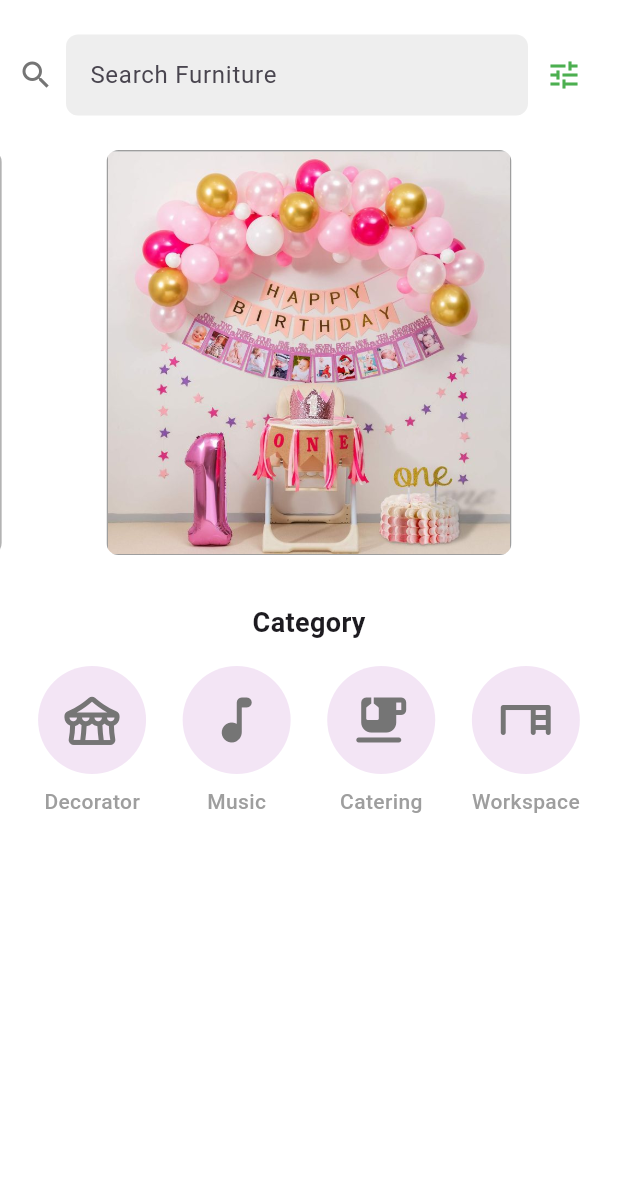
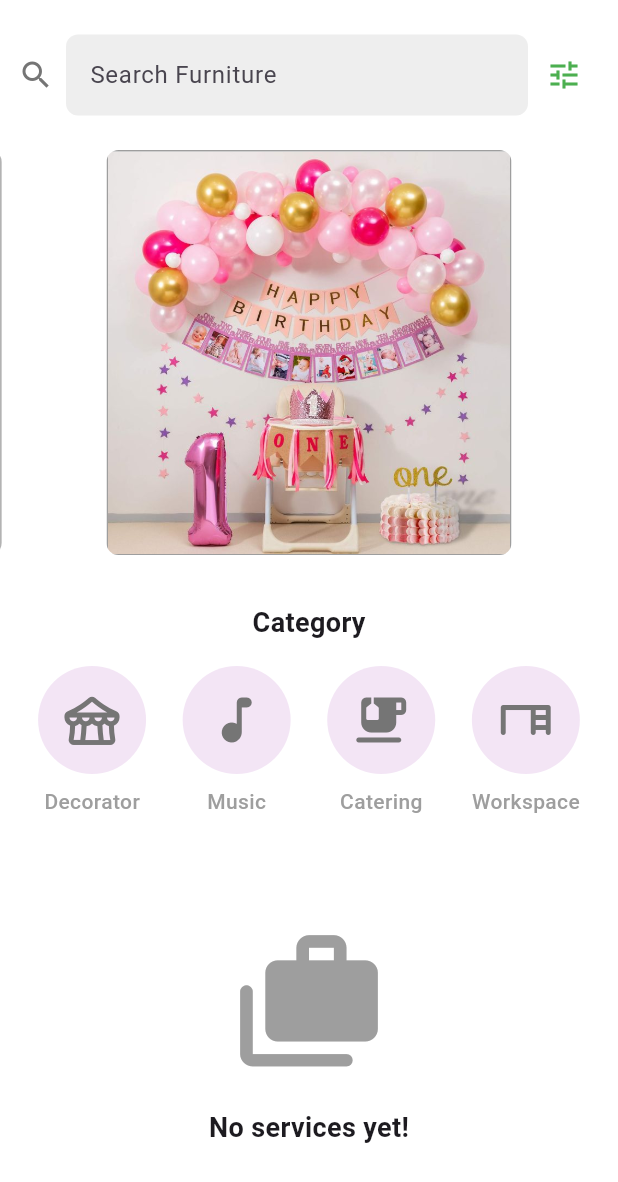
Before and after one commit to Hiba-Bahri/Eventy-Project, a Flutter app: the Home screen opened directly, after a tap on the "tune" icon, on a phone screen of 412 x 824 dp. Shown: the top 1182 px of the screen. Run offline on Flutter 3.47's test engine with Material 3 defaults, Android fonts, the phone set to English and light mode, and no system bars; drawn by our look-alikes of carousel_slider; our stand-ins replace cloud_firestore, firebase_auth, firebase_core, fluttertoast, lottie, shared_preferences and 1 more; accounts and stored records are empty; network calls fail.

Commit message:
Service Card HomePage V2

```diff
--- /dev/null
+++ b/eventy/lib/core/providers/service_provider.dart
@@ -0,0 +1,50 @@
+import 'package:eventy/core/services/firebase_service_services.dart';
+//import 'package:eventy/data/models/service.dart';
+import 'package:firebase_auth/firebase_auth.dart';
+import 'package:flutter/material.dart';
+
+class ServiceProvider with ChangeNotifier {
+  final servicesService = FirebaseServiceServices();
+  bool loading = true;
+  List services = [];
+  User? user;
+
+  Future<void> getServices() async {
+
+    await Future.delayed(const Duration(seconds: 1));
+
+    try {
+      services = await servicesService.getAllServices();
+      print("------------------------------");
+      loading = false;
+      notifyListeners();
+    } catch (e) {
+      throw Exception("Fetch failed: $e");
+    }
+  }
+
+  /*Future<void> addService(Service service) async {
+    final serviceJson = service.toJson();
+    try {
+      await servicesService.addService(serviceJson);
+      await getServices(user);
+    } catch (e) {
+      print("Error adding service: $e");
+      throw Exception("Add failed: $e");
+    }
+  }
+
+  Future<void> deleteService(int id) async {
+    try {
+      final response = await serviceService.deleteService(id);
+      if (response.statusCode == 200 || response.statusCode == 204) {
+        await getServices(user);
+      } else {
+        throw Exception("Failed to delete service: ${response.body}");
+      }
+    } catch (e) {
+      debugPrint("Error deleting service: $e");
+      rethrow;
+    }
+  }*/
+}
--- a/eventy/lib/core/services/firebase_service_services.dart
+++ b/eventy/lib/core/services/firebase_service_services.dart
@@ -1,10 +1,8 @@
 import 'package:cloud_firestore/cloud_firestore.dart';
 import 'package:eventy/data/models/Service.dart' as ServiceModel;
 import 'package:eventy/shared/widgets/toast.dart';
-import 'package:firebase_auth/firebase_auth.dart';
 
 class FirebaseServiceServices {
-  final FirebaseAuth _auth = FirebaseAuth.instance;
   final FirebaseFirestore _firestore = FirebaseFirestore.instance;
 
   Future<List<ServiceModel.Service>> getAllServices() async {
--- a/eventy/lib/features/home/screens/home.dart
+++ b/eventy/lib/features/home/screens/home.dart
@@ -1,10 +1,11 @@
 import 'package:carousel_slider/carousel_slider.dart';
-import 'package:eventy/core/services/firebase_service_services.dart';
+import 'package:eventy/core/providers/service_provider.dart';
 import 'package:eventy/features/home/widgets/bordered_image.dart';
 import 'package:eventy/features/home/widgets/category_card.dart';
+import 'package:eventy/features/home/widgets/search.dart';
 import 'package:eventy/features/home/widgets/service_card.dart';
 import 'package:flutter/material.dart';
-import 'package:eventy/data/models/Service.dart';
+import 'package:provider/provider.dart';
 
 class Home extends StatefulWidget {
   const Home({super.key});
@@ -14,14 +15,9 @@ class Home extends StatefulWidget {
 }
 
 class _Home extends State<Home> {
-  final FirebaseServiceServices _Services = FirebaseServiceServices();
-
-  Future<List<Service>>? services;
-
   @override
   void initState() {
     super.initState();
-    services = _Services.getAllServices();
   }
 
   final List<Map<String, dynamic>> categories = [
@@ -32,79 +28,26 @@ class _Home extends State<Home> {
   ];
 
 
-
-  FutureBuilder<List<Service>> futureBuilderServices() {
-    return FutureBuilder<List<Service>>(
-      future: _Services.getAllServices(),
-      builder: (context, snapshot) {
-        if (snapshot.hasError) {
-          return Center(child: Text('Error: ${snapshot.error}'));
-        }
-
-        if (!snapshot.hasData) {
-          return const Center(child: CircularProgressIndicator());
-        }
-
-        final services = snapshot.data!;
-        return GridView.builder(
-          itemCount: services.length,
-          gridDelegate: const SliverGridDelegateWithFixedCrossAxisCount(
-            crossAxisCount: 2,
-            crossAxisSpacing: 10.0,
-            mainAxisSpacing: 10.0,
-          ),
-          itemBuilder: (context, index) => ServiceCard(
-            title: services[index].label,
-            description: services[index].description,
-          ),
-        );
-      },
-    );
-  }
-
   @override
   Widget build(BuildContext context) {
+          final serviceProvider =
+          Provider.of<ServiceProvider>(context, listen: false);
+    serviceProvider.getServices();
     return Scaffold(
       body: Column(
         children: [
           const SizedBox(height: 20),
-          Container(
-            padding: const EdgeInsets.symmetric(horizontal: 12, vertical: 3),
-            child: Row(
-              children: [
-                Icon(Icons.search, color: Colors.grey[600]),
-                const SizedBox(width: 8),
-                Expanded(
-                  child: Container(
-                    padding:
-                        const EdgeInsets.symmetric(horizontal: 16, vertical: 3),
-                    decoration: BoxDecoration(
-                      color: Colors.grey[200],
-                      borderRadius: BorderRadius.circular(8),
-                    ),
-                    child: const TextField(
-                      decoration: InputDecoration(
-                        hintText: 'Search Furniture',
-                        border: InputBorder.none,
-                      ),
-                    ),
-                  ),
-                ),
-                IconButton(
-                  icon: const Icon(Icons.tune, color: Colors.green),
-                  onPressed: () {},
-                ),
-              ],
-            ),
-          ),
+          search_section(),
           const SizedBox(height: 20.0),
+          Expanded( child:Column(
+        children: [
           CarouselSlider(
             options: CarouselOptions(
               height: 270.0,
               autoPlay: true,
               autoPlayInterval: const Duration(seconds: 3),
             ),
-            items: [
+            items: const [
               BorderedImage(imagePath: 'assets/images/birthday.jpg'),
               BorderedImage(imagePath: 'assets/images/concert.jpg'),
               BorderedImage(imagePath: 'assets/images/conference.jpg'),
@@ -124,20 +67,24 @@ class _Home extends State<Home> {
               ),
             ),
           ),
-          Padding(
-            padding: const EdgeInsets.symmetric(horizontal: 1.0, vertical: 0.0),
+          const Padding(
+            padding: EdgeInsets.symmetric(horizontal: 1.0, vertical: 0.0),
             child: Row(
               mainAxisAlignment: MainAxisAlignment.spaceEvenly,
               children: [
                 CategoryCard(icon: Icons.festival_rounded, title: 'Decorator'),
                 CategoryCard(icon: Icons.music_note_rounded, title: 'Music'),
-                CategoryCard(icon: Icons.emoji_food_beverage_rounded, title: 'Catering'),
+                CategoryCard(
+                    icon: Icons.emoji_food_beverage_rounded, title: 'Catering'),
                 CategoryCard(icon: Icons.desk_rounded, title: 'Workspace'),
               ],
             ),
           ),
+          const SizedBox(height: 16.0),
+          serviceCard(serviceProvider)
         ],
       ),
+      )])
     );
   }
 }
--- /dev/null
+++ b/eventy/lib/features/home/widgets/search.dart
@@ -0,0 +1,32 @@
+  import 'package:flutter/material.dart';
+
+  Widget search_section() {
+    return Container(
+      padding: const EdgeInsets.symmetric(horizontal: 12, vertical: 3),
+      child: Row(
+        children: [
+          Icon(Icons.search, color: Colors.grey[600]),
+          const SizedBox(width: 8),
+          Expanded(
+            child: Container(
+              padding: const EdgeInsets.symmetric(horizontal: 16, vertical: 3),
+              decoration: BoxDecoration(
+                color: Colors.grey[200],
+                borderRadius: BorderRadius.circular(8),
+              ),
+              child: const TextField(
+                decoration: InputDecoration(
+                  hintText: 'Search Furniture',
+                  border: InputBorder.none,
+                ),
+              ),
+            ),
+          ),
+          IconButton(
+            icon: const Icon(Icons.tune, color: Colors.green),
+            onPressed: () {},
+          ),
+        ],
+      ),
+    );
+  }
--- a/eventy/lib/features/home/widgets/service_card.dart
+++ b/eventy/lib/features/home/widgets/service_card.dart
@@ -1,61 +1,82 @@
+import 'package:eventy/core/providers/service_provider.dart';
 import 'package:flutter/material.dart';
+import 'package:provider/provider.dart';
 
+Widget serviceCard(ServiceProvider serviceProvider) {
+  return Consumer<ServiceProvider>(builder: (context, serviceProvider, _) {
+    return Expanded(
+      child: serviceProvider.loading
+          ? const CircularProgressIndicator()
+          : serviceProvider.services.isEmpty
+              ? const Column(
+                  mainAxisAlignment: MainAxisAlignment.center,
+                  children: [
+                    Icon(Icons.cases_rounded, size: 100, color: Colors.grey),
+                    SizedBox(height: 20),
+                    Text(
+                      "No services yet!",
+                      style: TextStyle(
+                          fontSize: 18.0, fontWeight: FontWeight.bold),
+                    ),
+                  ],
+                )
+              : GridView.builder(
+                  gridDelegate: const SliverGridDelegateWithFixedCrossAxisCount(
+                    crossAxisCount: 2,
+                    mainAxisSpacing: 12.0,
+                    crossAxisSpacing: 12.0,
+                    childAspectRatio: 3 / 4,
+                  ),
+                  padding: const EdgeInsets.all(16.0),
+                  itemCount: serviceProvider.services.length,
+                  itemBuilder: (context, index) {
+                    final service = serviceProvider.services[index];
 
-class ServiceCard extends StatelessWidget {
-  final String title;
-  final String description;
-  //final String imagePath;
-
-  const ServiceCard({super.key,
-    required this.title,
-    required this.description,
-    //required this.imagePath,
-  });
-
-  @override
-  Widget build(BuildContext context) {
-    return Card(
-      elevation: 4.0,
+                    return /*GestureDetector(
+                      onTap: () => Navigator.of(context).push(
+                        MaterialPageRoute(
+                          builder: (context) =>
+                              //FlashcardsHome(service: service),
+                        ),
+                      ),
+                      child:*/ Card(
+                        elevation: 6.0,
+                        shape: RoundedRectangleBorder(
+                          borderRadius: BorderRadius.circular(16.0),
+                        ),
+                        color: Colors.grey,
+                        child: Padding(
+                          padding: const EdgeInsets.all(16.0),
                           child: Column(
-        crossAxisAlignment: CrossAxisAlignment.start,
-        children: [
-          /*ClipRRect(
-            borderRadius: const BorderRadius.only(
-              topLeft: Radius.circular(4.0),
-              topRight: Radius.circular(4.0),
-            ),
-            child: Image.asset(
-              imagePath,
-              height: 120.0,
-              width: double.infinity,
-              fit: BoxFit.cover,
-            ),
-          ),*/
-          Padding(
-            padding: const EdgeInsets.all(8.0),
-            child: Column(
-              crossAxisAlignment: CrossAxisAlignment.start,
+                            mainAxisAlignment: MainAxisAlignment.center,
+                            crossAxisAlignment: CrossAxisAlignment.center,
                             children: [
                               Text(
-                  title,
+                                service.label,
+                                textAlign: TextAlign.center,
                                 style: const TextStyle(
+                                  fontSize: 18.0,
                                   fontWeight: FontWeight.bold,
-                    fontSize: 16.0,
+                                  color: Colors.white,
                                 ),
                               ),
-                const SizedBox(height: 4.0),
+                              const SizedBox(height: 16.0),
                               Text(
-                  description,
-                  style: TextStyle(
-                    fontSize: 14.0,
-                    color: Colors.grey[600],
+                                service.category,
+                                textAlign: TextAlign.center,
+                                style: const TextStyle(
+                                  fontSize: 18.0,
+                                  fontWeight: FontWeight.bold,
+                                  color: Colors.white,
                                 ),
                               ),
                             ],
                           ),
                         ),
-        ],
+                      //),
+                    );
+                  },
                 ),
     );
+  });
 }
-}
--- a/eventy/lib/main.dart
+++ b/eventy/lib/main.dart
@@ -1,4 +1,5 @@
 import 'package:eventy/core/providers/auth_provider.dart';
+import 'package:eventy/core/providers/service_provider.dart';
 import 'package:eventy/features/authentication/screens/login.dart';
 import 'package:eventy/features/navigation_bar.dart';
 import 'package:firebase_core/firebase_core.dart';
@@ -11,6 +12,7 @@ void main() async{
   runApp(MultiProvider(
       providers: [
         ChangeNotifierProvider(create: (_) => AuthProvider()),
+        ChangeNotifierProvider(create: (_) => ServiceProvider()),
       ],
       child: const MyApp(),
     ),);
```
Lines whose indentation alone changed are shown as unchanged.
